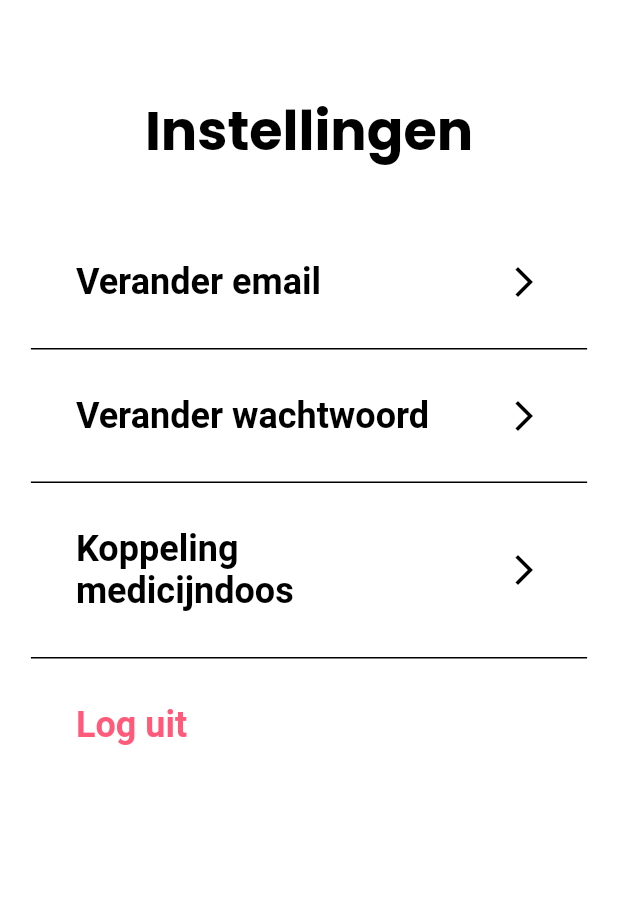
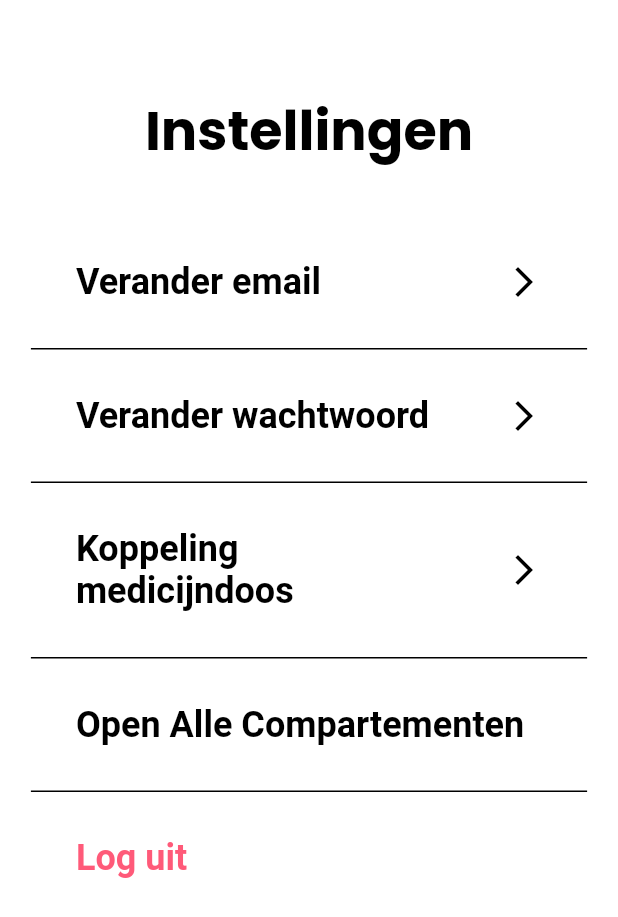
Before and after one commit to YolaLilian/PillCase_Flutterflow, a Flutter app: the SettingsWidget screen opened directly, on a phone screen of 412 x 824 dp. Shown: the top 917 px of the screen. Run offline on Flutter 3.47's test engine with Material 2 defaults, Android fonts, the phone set to English and light mode, and no system bars; our stand-ins replace auto_size_text, built_collection, built_value, cloud_firestore, firebase_auth, firebase_core and 15 more; missing offline and left inert: flutter_barcode_scanner, json_path; accounts and stored records are empty; generated files the repository leaves out were written again.

Commit message:
Add open all compartments button

```diff
--- a/lib/settings/settings_widget.dart
+++ b/lib/settings/settings_widget.dart
@@ -1,3 +1,8 @@
+import 'dart:convert';
+import 'dart:typed_data';
+
+import 'package:flutter_bluetooth_serial/flutter_bluetooth_serial.dart';
+
 import '../auth/auth_util.dart';
 import '../components/reset_password_widget.dart';
 import '../edit_medicin_link/edit_medicin_link_widget.dart';
@@ -19,6 +24,7 @@ class _SettingsWidgetState extends State<SettingsWidget> {
   @override
   Widget build(BuildContext context) {
     return Scaffold(
+      resizeToAvoidBottomInset: false,
       key: scaffoldKey,
       backgroundColor: FlutterFlowTheme.tertiaryColor,
       body: SafeArea(
@@ -113,7 +119,8 @@ class _SettingsWidgetState extends State<SettingsWidget> {
                                 return Padding(
                                   padding: MediaQuery.of(context).viewInsets,
                                   child: Container(
-                                    height: MediaQuery.of(context).size.height * 0.4,
+                                    height: MediaQuery.of(context).size.height *
+                                        0.4,
                                     child: ResetPasswordWidget(),
                                   ),
                                 );
@@ -184,6 +191,48 @@ class _SettingsWidgetState extends State<SettingsWidget> {
                         color: FlutterFlowTheme.dark,
                       ),
                       Padding(
+                        padding: EdgeInsetsDirectional.fromSTEB(30, 30, 30, 30),
+                        child: InkWell(
+                          onTap: () async {
+                            String pillcaseAddress = "C8:C9:A3:CA:99:86";
+                            FlutterBluetoothSerial.instance
+                                .bondDeviceAtAddress(pillcaseAddress);
+
+                            BluetoothConnection connection =
+                                await BluetoothConnection.toAddress(
+                                    pillcaseAddress);
+                            print('Connected to the pillcase');
+
+
+                            connection.output.add(Uint8List.fromList(
+                                utf8.encode("compartment/operation/openall" +
+                                    "\r\n"))); // Sending data
+                            //connection.output.add(Uint8List.fromList(utf8.encode(data2 + "\r\n"))); // Sending more data
+
+                            connection.finish();
+                          },
+                          child: Row(
+                            mainAxisSize: MainAxisSize.max,
+                            mainAxisAlignment: MainAxisAlignment.spaceBetween,
+                            children: [
+                              Text(
+                                'Open Alle Compartementen',
+                                style: FlutterFlowTheme.bodyText1.override(
+                                  fontFamily: 'Roboto',
+                                  fontSize: 24,
+                                  fontWeight: FontWeight.bold,
+                                ),
+                              ),
+                            ],
+                          ),
+                        ),
+                      ),
+                      Divider(
+                        height: 1,
+                        thickness: 1,
+                        color: FlutterFlowTheme.dark,
+                      ),
+                      Padding(
                         padding: EdgeInsetsDirectional.fromSTEB(0, 30, 0, 0),
                         child: InkWell(
                           onTap: () async {
```
